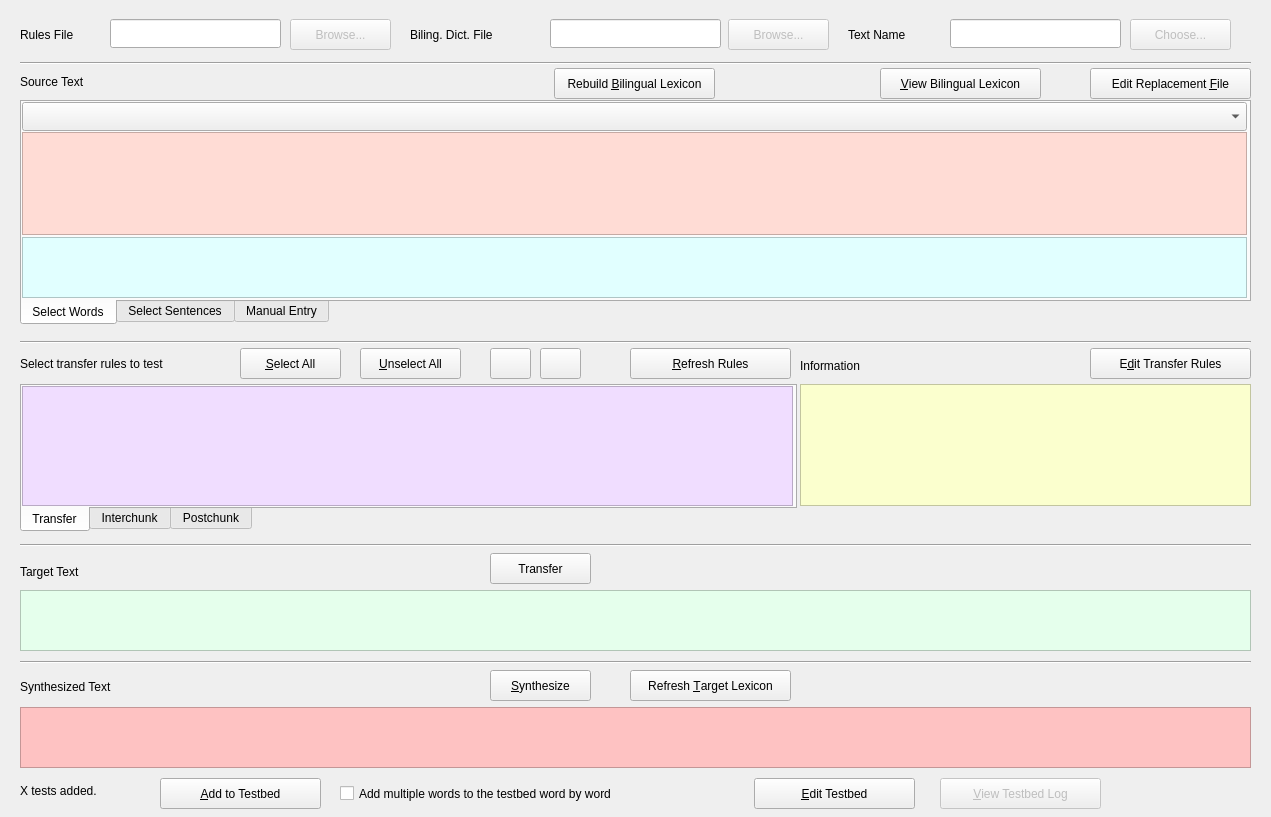
rmlockwood/FLExTrans, file LiveRuleTester.ui: the form before one commit.
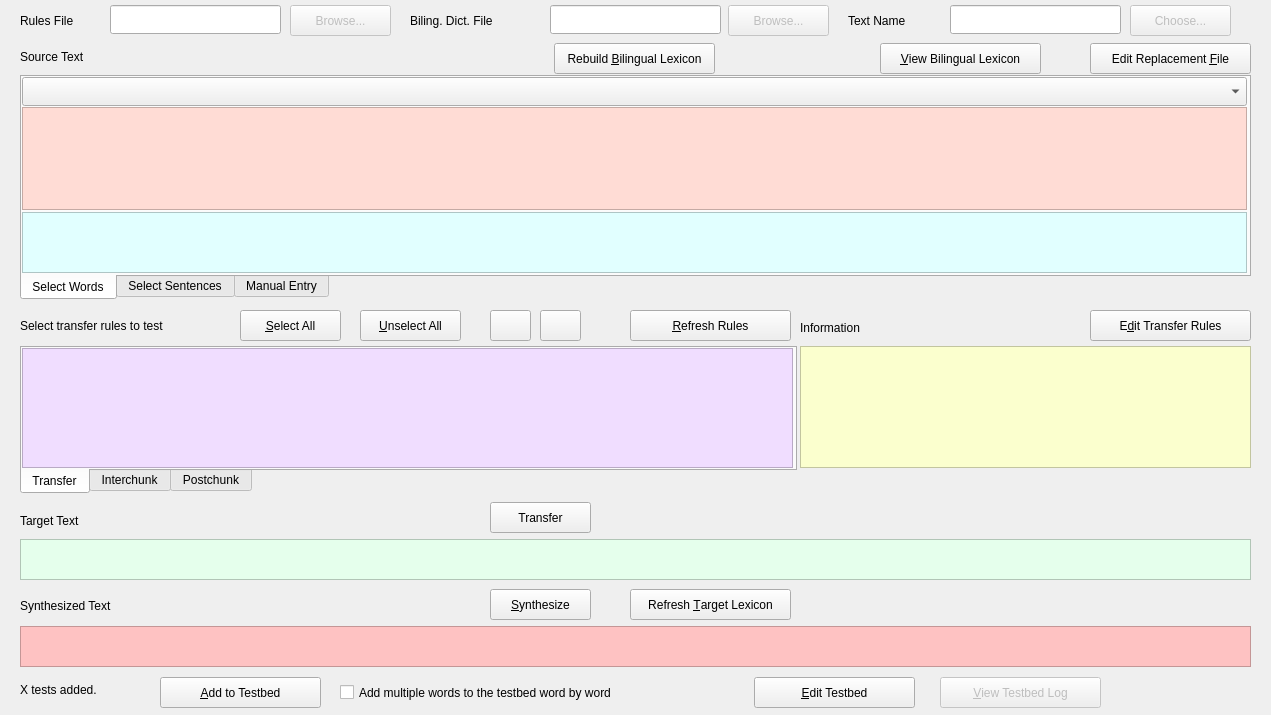
The form after the commit. Icons and pictures are not drawn.

Commit message:
reduced vertical size to fit on 720 pixel screens
fixes #251

What changed in the file:
```diff
--- a/LiveRuleTester.ui
+++ b/LiveRuleTester.ui
@@ -7,7 +7,7 @@
     <x>0</x>
     <y>0</y>
     <width>1271</width>
-    <height>817</height>
+    <height>715</height>
    </rect>
   </property>
   <property name="windowTitle">
@@ -21,7 +21,7 @@
     <property name="geometry">
      <rect>
       <x>20</x>
-      <y>384</y>
+      <y>346</y>
       <width>777</width>
       <height>148</height>
      </rect>
@@ -100,7 +100,7 @@
     <property name="geometry">
      <rect>
       <x>20</x>
-      <y>23</y>
+      <y>9</y>
       <width>81</width>
       <height>23</height>
      </rect>
@@ -116,7 +116,7 @@
     <property name="geometry">
      <rect>
       <x>290</x>
-      <y>19</y>
+      <y>5</y>
       <width>101</width>
       <height>31</height>
      </rect>
@@ -129,7 +129,7 @@
     <property name="geometry">
      <rect>
       <x>110</x>
-      <y>19</y>
+      <y>5</y>
       <width>171</width>
       <height>29</height>
      </rect>
@@ -145,7 +145,7 @@
     <property name="geometry">
      <rect>
       <x>550</x>
-      <y>19</y>
+      <y>5</y>
       <width>171</width>
       <height>29</height>
      </rect>
@@ -161,7 +161,7 @@
     <property name="geometry">
      <rect>
       <x>728</x>
-      <y>19</y>
+      <y>5</y>
       <width>101</width>
       <height>31</height>
      </rect>
@@ -174,7 +174,7 @@
     <property name="geometry">
      <rect>
       <x>410</x>
-      <y>23</y>
+      <y>9</y>
       <width>131</width>
       <height>23</height>
      </rect>
@@ -187,7 +187,7 @@
     <property name="geometry">
      <rect>
       <x>20</x>
-      <y>100</y>
+      <y>75</y>
       <width>1231</width>
       <height>225</height>
      </rect>
@@ -352,7 +352,7 @@
     <property name="geometry">
      <rect>
       <x>20</x>
-      <y>560</y>
+      <y>509</y>
       <width>111</width>
       <height>23</height>
      </rect>
@@ -365,7 +365,7 @@
     <property name="geometry">
      <rect>
       <x>20</x>
-      <y>70</y>
+      <y>45</y>
       <width>111</width>
       <height>23</height>
      </rect>
@@ -378,7 +378,7 @@
     <property name="geometry">
      <rect>
       <x>800</x>
-      <y>384</y>
+      <y>346</y>
       <width>451</width>
       <height>122</height>
      </rect>
@@ -399,7 +399,7 @@
     <property name="geometry">
      <rect>
       <x>490</x>
-      <y>553</y>
+      <y>502</y>
       <width>101</width>
       <height>31</height>
      </rect>
@@ -412,7 +412,7 @@
     <property name="geometry">
      <rect>
       <x>20</x>
-      <y>352</y>
+      <y>314</y>
       <width>211</width>
       <height>23</height>
      </rect>
@@ -425,7 +425,7 @@
     <property name="geometry">
      <rect>
       <x>800</x>
-      <y>354</y>
+      <y>316</y>
       <width>141</width>
       <height>23</height>
      </rect>
@@ -438,7 +438,7 @@
     <property name="geometry">
      <rect>
       <x>848</x>
-      <y>23</y>
+      <y>9</y>
       <width>91</width>
       <height>23</height>
      </rect>
@@ -451,7 +451,7 @@
     <property name="geometry">
      <rect>
       <x>950</x>
-      <y>19</y>
+      <y>5</y>
       <width>171</width>
       <height>29</height>
      </rect>
@@ -464,7 +464,7 @@
     <property name="geometry">
      <rect>
       <x>630</x>
-      <y>348</y>
+      <y>310</y>
       <width>161</width>
       <height>31</height>
      </rect>
@@ -477,7 +477,7 @@
     <property name="geometry">
      <rect>
       <x>240</x>
-      <y>348</y>
+      <y>310</y>
       <width>101</width>
       <height>31</height>
      </rect>
@@ -486,50 +486,11 @@
      <string>&amp;Select All</string>
     </property>
    </widget>
-   <widget class="Line" name="line">
-    <property name="geometry">
-     <rect>
-      <x>20</x>
-      <y>657</y>
-      <width>1231</width>
-      <height>10</height>
-     </rect>
-    </property>
-    <property name="orientation">
-     <enum>Qt::Horizontal</enum>
-    </property>
-   </widget>
-   <widget class="Line" name="line_2">
-    <property name="geometry">
-     <rect>
-      <x>20</x>
-      <y>334</y>
-      <width>1231</width>
-      <height>16</height>
-     </rect>
-    </property>
-    <property name="orientation">
-     <enum>Qt::Horizontal</enum>
-    </property>
-   </widget>
-   <widget class="Line" name="line_3">
-    <property name="geometry">
-     <rect>
-      <x>20</x>
-      <y>55</y>
-      <width>1231</width>
-      <height>16</height>
-     </rect>
-    </property>
-    <property name="orientation">
-     <enum>Qt::Horizontal</enum>
-    </property>
-   </widget>
    <widget class="QPushButton" name="upButton">
     <property name="geometry">
      <rect>
       <x>490</x>
-      <y>348</y>
+      <y>310</y>
       <width>41</width>
       <height>31</height>
      </rect>
@@ -546,7 +507,7 @@
     <property name="geometry">
      <rect>
       <x>540</x>
-      <y>348</y>
+      <y>310</y>
       <width>41</width>
       <height>31</height>
      </rect>
@@ -566,7 +527,7 @@
     <property name="geometry">
      <rect>
       <x>1130</x>
-      <y>19</y>
+      <y>5</y>
       <width>101</width>
       <height>31</height>
      </rect>
@@ -579,7 +540,7 @@
     <property name="geometry">
      <rect>
       <x>360</x>
-      <y>348</y>
+      <y>310</y>
       <width>101</width>
       <height>31</height>
      </rect>
@@ -592,9 +553,9 @@
     <property name="geometry">
      <rect>
       <x>20</x>
-      <y>590</y>
+      <y>539</y>
       <width>1231</width>
-      <height>61</height>
+      <height>41</height>
      </rect>
     </property>
     <property name="font">
@@ -613,7 +574,7 @@
     <property name="geometry">
      <rect>
       <x>20</x>
-      <y>675</y>
+      <y>594</y>
       <width>161</width>
       <height>23</height>
      </rect>
@@ -626,9 +587,9 @@
     <property name="geometry">
      <rect>
       <x>20</x>
-      <y>707</y>
+      <y>626</y>
       <width>1231</width>
-      <height>61</height>
+      <height>41</height>
      </rect>
     </property>
     <property name="font">
@@ -643,24 +604,11 @@
      <bool>true</bool>
     </property>
    </widget>
-   <widget class="Line" name="line_4">
-    <property name="geometry">
-     <rect>
-      <x>20</x>
-      <y>540</y>
-      <width>1231</width>
-      <height>10</height>
-     </rect>
-    </property>
-    <property name="orientation">
-     <enum>Qt::Horizontal</enum>
-    </property>
-   </widget>
    <widget class="QPushButton" name="synthesizeButton">
     <property name="geometry">
      <rect>
       <x>490</x>
-      <y>670</y>
+      <y>589</y>
       <width>101</width>
       <height>31</height>
      </rect>
@@ -673,7 +621,7 @@
     <property name="geometry">
      <rect>
       <x>630</x>
-      <y>670</y>
+      <y>589</y>
       <width>161</width>
       <height>31</height>
      </rect>
@@ -686,7 +634,7 @@
     <property name="geometry">
      <rect>
       <x>160</x>
-      <y>778</y>
+      <y>677</y>
       <width>161</width>
       <height>31</height>
      </rect>
@@ -699,7 +647,7 @@
     <property name="geometry">
      <rect>
       <x>340</x>
-      <y>781</y>
+      <y>680</y>
       <width>391</width>
       <height>25</height>
      </rect>
@@ -715,7 +663,7 @@
     <property name="geometry">
      <rect>
       <x>754</x>
-      <y>778</y>
+      <y>677</y>
       <width>161</width>
       <height>31</height>
      </rect>
@@ -731,7 +679,7 @@
     <property name="geometry">
      <rect>
       <x>940</x>
-      <y>778</y>
+      <y>677</y>
       <width>161</width>
       <height>31</height>
      </rect>
@@ -747,7 +695,7 @@
     <property name="geometry">
      <rect>
       <x>20</x>
-      <y>781</y>
+      <y>680</y>
       <width>131</width>
       <height>20</height>
      </rect>
@@ -760,7 +708,7 @@
     <property name="geometry">
      <rect>
       <x>554</x>
-      <y>68</y>
+      <y>43</y>
       <width>161</width>
       <height>31</height>
      </rect>
@@ -773,7 +721,7 @@
     <property name="geometry">
      <rect>
       <x>1090</x>
-      <y>348</y>
+      <y>310</y>
       <width>161</width>
       <height>31</height>
      </rect>
@@ -786,7 +734,7 @@
     <property name="geometry">
      <rect>
       <x>880</x>
-      <y>68</y>
+      <y>43</y>
       <width>161</width>
       <height>31</height>
      </rect>
@@ -799,7 +747,7 @@
     <property name="geometry">
      <rect>
       <x>1090</x>
-      <y>68</y>
+      <y>43</y>
       <width>161</width>
       <height>31</height>
      </rect>
```
